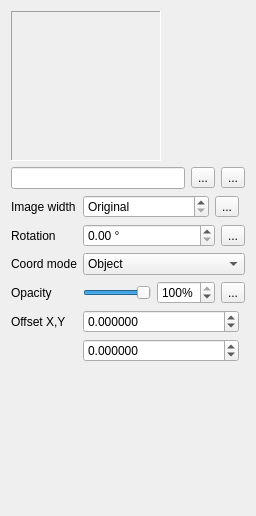
qgis/QGIS, file src/ui/symbollayer/widget_rasterfill.ui: the form before one commit.
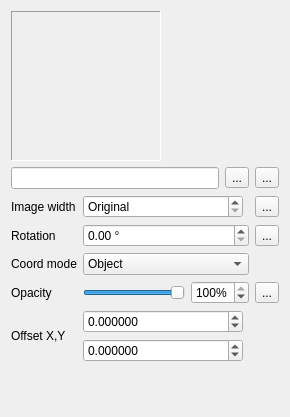
The form after the commit. Custom widgets are drawn as their Qt base class.

```diff
--- a/src/ui/symbollayer/widget_rasterfill.ui
+++ b/src/ui/symbollayer/widget_rasterfill.ui
@@ -6,36 +6,25 @@
    <rect>
     <x>0</x>
     <y>0</y>
-    <width>256</width>
-    <height>516</height>
+    <width>290</width>
+    <height>417</height>
    </rect>
   </property>
   <property name="windowTitle">
    <string>Form</string>
   </property>
-  <layout class="QFormLayout" name="formLayout">
-   <item row="1" column="0" colspan="2">
-    <layout class="QHBoxLayout" name="horizontalLayout">
-     <item>
-      <widget class="QLineEdit" name="mImageLineEdit"/>
-     </item>
-     <item>
-      <widget class="QToolButton" name="mBrowseToolButton">
-       <property name="text">
-        <string>...</string>
-       </property>
-      </widget>
-     </item>
-     <item>
-      <widget class="QgsDataDefinedButton" name="mFilenameDDBtn">
-       <property name="text">
-        <string>...</string>
-       </property>
-      </widget>
-     </item>
-    </layout>
+  <layout class="QGridLayout" name="gridLayout_2">
+   <item row="4" column="0">
+    <widget class="QLabel" name="label_3">
+     <property name="text">
+      <string>Coord mode</string>
+     </property>
+     <property name="buddy">
+      <cstring>cboCoordinateMode</cstring>
+     </property>
+    </widget>
    </item>
-   <item row="6" column="1">
+   <item row="2" column="1">
     <layout class="QHBoxLayout" name="horizontalLayout_2">
      <item>
       <widget class="QgsDoubleSpinBox" name="mWidthSpinBox">
@@ -59,13 +48,6 @@
        </property>
       </widget>
      </item>
-     <item>
-      <widget class="QgsDataDefinedButton" name="mWidthDDBtn">
-       <property name="text">
-        <string>...</string>
-       </property>
-      </widget>
-     </item>
      <item>
       <widget class="QgsUnitSelectionWidget" name="mWidthUnitWidget" native="true">
        <property name="minimumSize">
@@ -78,7 +60,14 @@
      </item>
     </layout>
    </item>
-   <item row="8" column="1">
+   <item row="1" column="2">
+    <widget class="QgsDataDefinedButton" name="mFilenameDDBtn">
+     <property name="text">
+      <string>...</string>
+     </property>
+    </widget>
+   </item>
+   <item row="3" column="1">
     <layout class="QHBoxLayout" name="horizontalLayout_7">
      <item>
       <widget class="QgsDoubleSpinBox" name="mRotationSpinBox">
@@ -99,154 +88,26 @@
        </property>
       </widget>
      </item>
-     <item>
-      <widget class="QgsDataDefinedButton" name="mRotationDDBtn">
-       <property name="text">
-        <string>...</string>
-       </property>
-      </widget>
-     </item>
     </layout>
    </item>
-   <item row="10" column="1">
-    <widget class="QComboBox" name="cboCoordinateMode">
-     <item>
-      <property name="text">
-       <string>Object</string>
-      </property>
-     </item>
-     <item>
-      <property name="text">
-       <string>Viewport</string>
-      </property>
-     </item>
-    </widget>
-   </item>
-   <item row="12" column="1">
-    <layout class="QHBoxLayout" name="horizontalLayout_3" stretch="1,0,0">
-     <item>
-      <widget class="QSlider" name="mSliderTransparency">
-       <property name="sizePolicy">
-        <sizepolicy hsizetype="Preferred" vsizetype="Fixed">
-         <horstretch>0</horstretch>
-         <verstretch>0</verstretch>
-        </sizepolicy>
-       </property>
-       <property name="maximum">
-        <number>100</number>
-       </property>
-       <property name="value">
-        <number>100</number>
-       </property>
-       <property name="orientation">
-        <enum>Qt::Horizontal</enum>
-       </property>
-      </widget>
-     </item>
-     <item>
-      <widget class="QSpinBox" name="mSpinTransparency">
-       <property name="suffix">
-        <string>%</string>
-       </property>
-       <property name="minimum">
-        <number>0</number>
-       </property>
-       <property name="maximum">
-        <number>100</number>
-       </property>
-       <property name="value">
-        <number>100</number>
-       </property>
-      </widget>
-     </item>
-     <item>
-      <widget class="QgsDataDefinedButton" name="mOpacityDDBtn">
-       <property name="text">
-        <string>...</string>
-       </property>
-      </widget>
-     </item>
-    </layout>
-   </item>
-   <item row="13" column="0">
-    <widget class="QLabel" name="label_7">
+   <item row="5" column="2">
+    <widget class="QgsDataDefinedButton" name="mOpacityDDBtn">
      <property name="text">
-      <string>Offset X,Y</string>
+      <string>...</string>
      </property>
-     <property name="buddy">
-      <cstring>mSpinOffsetX</cstring>
-     </property>
     </widget>
    </item>
-   <item row="13" column="1">
-    <layout class="QGridLayout" name="gridLayout">
-     <item row="0" column="0">
-      <widget class="QgsDoubleSpinBox" name="mSpinOffsetX">
-       <property name="sizePolicy">
-        <sizepolicy hsizetype="Minimum" vsizetype="Fixed">
-         <horstretch>1</horstretch>
-         <verstretch>0</verstretch>
-        </sizepolicy>
-       </property>
-       <property name="decimals">
-        <number>6</number>
-       </property>
-       <property name="minimum">
-        <double>-99999999.989999994635582</double>
-       </property>
-       <property name="maximum">
-        <double>99999999.989999994635582</double>
-       </property>
-       <property name="singleStep">
-        <double>0.200000000000000</double>
-       </property>
-      </widget>
-     </item>
-     <item row="0" column="1" rowspan="2">
-      <widget class="QgsUnitSelectionWidget" name="mOffsetUnitWidget" native="true">
-       <property name="minimumSize">
-        <size>
-         <width>0</width>
-         <height>0</height>
-        </size>
-       </property>
-      </widget>
-     </item>
-     <item row="1" column="0">
-      <widget class="QgsDoubleSpinBox" name="mSpinOffsetY">
-       <property name="sizePolicy">
-        <sizepolicy hsizetype="Minimum" vsizetype="Fixed">
-         <horstretch>1</horstretch>
-         <verstretch>0</verstretch>
-        </sizepolicy>
-       </property>
-       <property name="decimals">
-        <number>6</number>
-       </property>
-       <property name="minimum">
-        <double>-99999999.989999994635582</double>
-       </property>
-       <property name="maximum">
-        <double>99999999.989999994635582</double>
-       </property>
-       <property name="singleStep">
-        <double>0.200000000000000</double>
-       </property>
-      </widget>
-     </item>
-    </layout>
-   </item>
-   <item row="6" column="0">
-    <widget class="QLabel" name="mTextureWidthLabel">
+   <item row="3" column="0">
+    <widget class="QLabel" name="mRotationLabel">
      <property name="text">
-      <string>Image width</string>
+      <string>Rotation</string>
      </property>
      <property name="buddy">
-      <cstring>mWidthSpinBox</cstring>
+      <cstring>mRotationSpinBox</cstring>
      </property>
     </widget>
    </item>
-   <item row="0" column="0" colspan="2">
+   <item row="0" column="0" colspan="3">
     <layout class="QHBoxLayout" name="horizontalLayout_4">
      <property name="topMargin">
       <number>0</number>
@@ -297,27 +158,85 @@
      </item>
     </layout>
    </item>
-   <item row="10" column="0">
-    <widget class="QLabel" name="label_3">
+   <item row="6" column="0">
+    <widget class="QLabel" name="label_7">
      <property name="text">
-      <string>Coord mode</string>
+      <string>Offset X,Y</string>
      </property>
      <property name="buddy">
-      <cstring>cboCoordinateMode</cstring>
+      <cstring>mSpinOffsetX</cstring>
      </property>
     </widget>
    </item>
-   <item row="8" column="0">
-    <widget class="QLabel" name="mRotationLabel">
+   <item row="6" column="1">
+    <layout class="QGridLayout" name="gridLayout">
+     <item row="0" column="0">
+      <widget class="QgsDoubleSpinBox" name="mSpinOffsetX">
+       <property name="sizePolicy">
+        <sizepolicy hsizetype="Minimum" vsizetype="Fixed">
+         <horstretch>1</horstretch>
+         <verstretch>0</verstretch>
+        </sizepolicy>
+       </property>
+       <property name="decimals">
+        <number>6</number>
+       </property>
+       <property name="minimum">
+        <double>-99999999.989999994635582</double>
+       </property>
+       <property name="maximum">
+        <double>99999999.989999994635582</double>
+       </property>
+       <property name="singleStep">
+        <double>0.200000000000000</double>
+       </property>
+      </widget>
+     </item>
+     <item row="0" column="1" rowspan="2">
+      <widget class="QgsUnitSelectionWidget" name="mOffsetUnitWidget" native="true">
+       <property name="minimumSize">
+        <size>
+         <width>0</width>
+         <height>0</height>
+        </size>
+       </property>
+      </widget>
+     </item>
+     <item row="1" column="0">
+      <widget class="QgsDoubleSpinBox" name="mSpinOffsetY">
+       <property name="sizePolicy">
+        <sizepolicy hsizetype="Minimum" vsizetype="Fixed">
+         <horstretch>1</horstretch>
+         <verstretch>0</verstretch>
+        </sizepolicy>
+       </property>
+       <property name="decimals">
+        <number>6</number>
+       </property>
+       <property name="minimum">
+        <double>-99999999.989999994635582</double>
+       </property>
+       <property name="maximum">
+        <double>99999999.989999994635582</double>
+       </property>
+       <property name="singleStep">
+        <double>0.200000000000000</double>
+       </property>
+      </widget>
+     </item>
+    </layout>
+   </item>
+   <item row="2" column="0">
+    <widget class="QLabel" name="mTextureWidthLabel">
      <property name="text">
-      <string>Rotation</string>
+      <string>Image width</string>
      </property>
      <property name="buddy">
-      <cstring>mRotationSpinBox</cstring>
+      <cstring>mWidthSpinBox</cstring>
      </property>
     </widget>
    </item>
-   <item row="12" column="0">
+   <item row="5" column="0">
     <widget class="QLabel" name="label">
      <property name="text">
       <string>Opacity</string>
@@ -327,6 +246,100 @@
      </property>
     </widget>
    </item>
+   <item row="1" column="0" colspan="2">
+    <layout class="QHBoxLayout" name="horizontalLayout">
+     <item>
+      <widget class="QLineEdit" name="mImageLineEdit"/>
+     </item>
+     <item>
+      <widget class="QToolButton" name="mBrowseToolButton">
+       <property name="text">
+        <string>...</string>
+       </property>
+      </widget>
+     </item>
+    </layout>
+   </item>
+   <item row="4" column="1">
+    <widget class="QComboBox" name="cboCoordinateMode">
+     <item>
+      <property name="text">
+       <string>Object</string>
+      </property>
+     </item>
+     <item>
+      <property name="text">
+       <string>Viewport</string>
+      </property>
+     </item>
+    </widget>
+   </item>
+   <item row="2" column="2">
+    <widget class="QgsDataDefinedButton" name="mWidthDDBtn">
+     <property name="text">
+      <string>...</string>
+     </property>
+    </widget>
+   </item>
+   <item row="3" column="2">
+    <widget class="QgsDataDefinedButton" name="mRotationDDBtn">
+     <property name="text">
+      <string>...</string>
+     </property>
+    </widget>
+   </item>
+   <item row="5" column="1">
+    <layout class="QHBoxLayout" name="horizontalLayout_3" stretch="1,0">
+     <item>
+      <widget class="QSlider" name="mSliderTransparency">
+       <property name="sizePolicy">
+        <sizepolicy hsizetype="Preferred" vsizetype="Fixed">
+         <horstretch>0</horstretch>
+         <verstretch>0</verstretch>
+        </sizepolicy>
+       </property>
+       <property name="maximum">
+        <number>100</number>
+       </property>
+       <property name="value">
+        <number>100</number>
+       </property>
+       <property name="orientation">
+        <enum>Qt::Horizontal</enum>
+       </property>
+      </widget>
+     </item>
+     <item>
+      <widget class="QSpinBox" name="mSpinTransparency">
+       <property name="suffix">
+        <string>%</string>
+       </property>
+       <property name="minimum">
+        <number>0</number>
+       </property>
+       <property name="maximum">
+        <number>100</number>
+       </property>
+       <property name="value">
+        <number>100</number>
+       </property>
+      </widget>
+     </item>
+    </layout>
+   </item>
+   <item row="7" column="0">
+    <spacer name="verticalSpacer">
+     <property name="orientation">
+      <enum>Qt::Vertical</enum>
+     </property>
+     <property name="sizeHint" stdset="0">
+      <size>
+       <width>20</width>
+       <height>40</height>
+      </size>
+     </property>
+    </spacer>
+   </item>
   </layout>
  </widget>
  <customwidgets>
```
Left out of the diff: 4 changed lines with no effect on the pictures.
